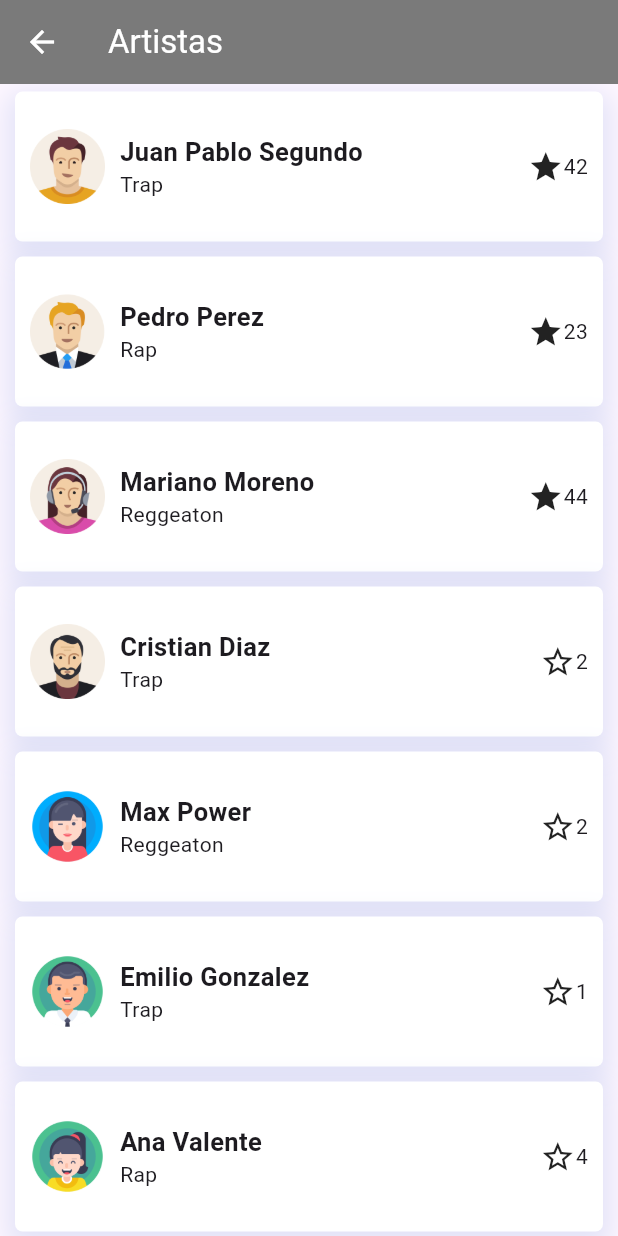
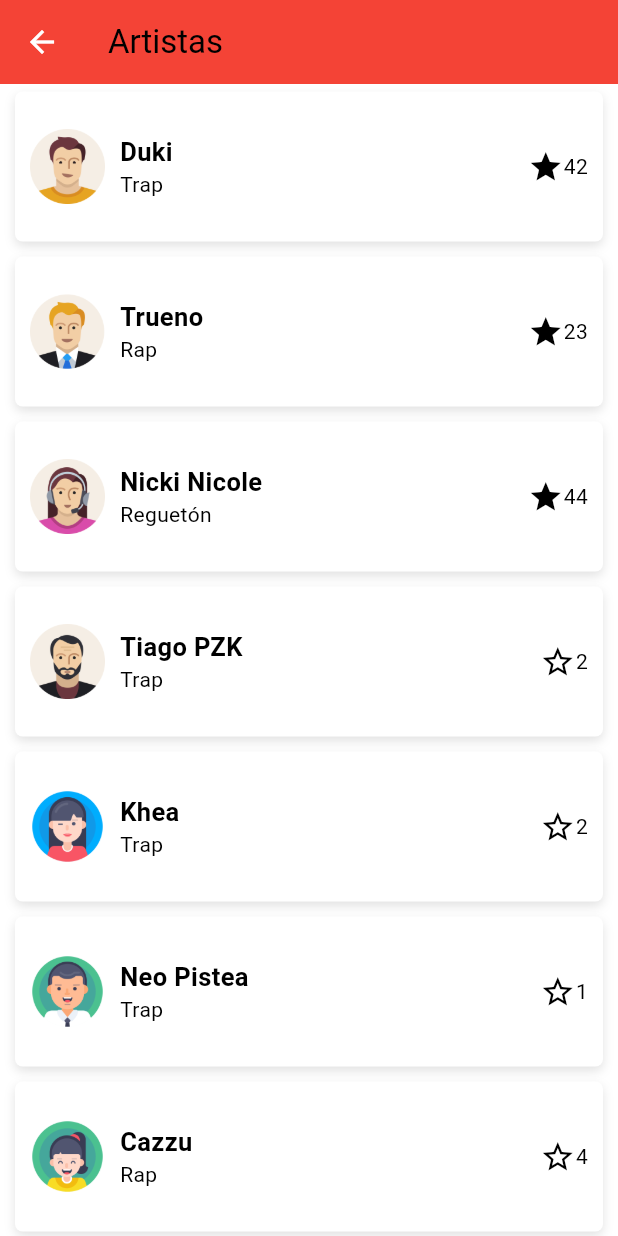
Before and after one commit to ublan/flutter_labo_4, a Flutter app: the ArtistasScreen screen opened by its route, on a phone screen of 412 x 824 dp. Run offline on Flutter 3.47's test engine with Material 3 defaults, Android fonts, the light colour scheme and no system bars.

Commit message:
cambios en el dark mode

```diff
--- a/lib/mocks/artistas_mock.dart
+++ b/lib/mocks/artistas_mock.dart
@@ -1,61 +1,51 @@
-const List categorias = ['Trap', 'Rap', 'Reggeaton'];
+const List categorias = ['Trap', 'Rap', 'Reguetón'];
 
 const List elements = [
-  ['avatar1', 'Juan Pablo Segundo', 'Trap', 42, true],
-  ['avatar2', 'Pedro Perez', 'Rap', 23, true],
-  ['avatar3', 'Mariano Moreno', 'Reggeaton', 44, true],
-  ['avatar4', 'Cristian Diaz', 'Trap', 2, false],
-  ['avatar5', 'Max Power', 'Reggeaton', 2, false],
-  ['avatar6', 'Emilio Gonzalez', 'Trap', 1, false],
-  ['avatar7', 'Ana Valente', 'Rap', 4, false],
-  ['avatar8', 'Maria Sanz', 'Trap', 4, false],
-  ['avatar9', 'Sebastian Gañan', 'Reggeaton', 52, false],
-  ['avatar10', 'Nando Fernandez', 'Rap', 6, false],
-  ['avatar11', 'Carla Massei', 'Trap', 7, false],
-  ['avatar12', 'Lara Tomasso', 'Reggeaton', 21, false],
-  ['avatar13', 'Carlos Schwindt', 'Trap', 9, false],
-  ['avatar4', 'Jose Fernandez', 'Rap', 34, true],
-  ['avatar5', 'Sofia Martinez', 'Trap', 27, true],
-  ['avatar6', 'Ricardo Salgado', 'Reggeaton', 5, false],
-  ['avatar7', 'Lucia Guzman', 'Rap', 12, true],
-  ['avatar8', 'Andres Peña', 'Trap', 8, false],
-  ['avatar9', 'Laura Saenz', 'Rap', 15, false],
-  ['avatar10', 'Rodrigo Astorga', 'Reggeaton', 9, false],
-  ['avatar1', 'Julieta Vidal', 'Trap', 18, true],
-  ['avatar2', 'Federico Lopez', 'Reggeaton', 33, true],
-  ['avatar3', 'Paola Rojas', 'Trap', 5, false],
-  ['avatar4', 'Sergio Quintana', 'Rap', 6, false],
-  ['avatar5', 'Lorena Gallardo', 'Trap', 3, false],
-  ['avatar6', 'Mario Torres', 'Reggeaton', 21, true],
-  ['avatar7', 'Rosa Flores', 'Trap', 14, false],
-  ['avatar8', 'Francisco Nunez', 'Rap', 19, false],
-  ['avatar9', 'Gabriela Sanchez', 'Reggeaton', 7, false],
-  ['avatar10', 'Raul Morales', 'Trap', 23, true],
-  ['avatar11', 'Monica Salinas', 'Rap', 3, false],
-  ['avatar12', 'Adrian Rosas', 'Reggeaton', 26, true],
-  ['avatar13', 'Clara Espinoza', 'Trap', 4, false],
-  ['avatar4', 'Damian Pacheco', 'Rap', 13, true],
-  ['avatar5', 'Carmen Suarez', 'Trap', 22, true],
-  ['avatar6', 'Luis Ibanez', 'Reggeaton', 25, true],
-  ['avatar7', 'Eugenia Perez', 'Rap', 11, false],
-  ['avatar8', 'Oscar Garcia', 'Trap', 2, false],
-  ['avatar9', 'Marcela Alvarez', 'Reggeaton', 41, true],
-  ['avatar10', 'Ignacio Campos', 'Trap', 9, false],
-  ['avatar11', 'Natalia Rivero', 'Rap', 6, false],
-  ['avatar12', 'Diego Carvajal', 'Trap', 16, false],
-  ['avatar13', 'Susana Beltran', 'Reggeaton', 28, true],
-  ['avatar4', 'Gustavo Aranda', 'Trap', 1, false],
-  ['avatar5', 'Victoria Rocha', 'Rap', 27, true],
-  ['avatar6', 'Mauricio Gomez', 'Trap', 5, false],
-  ['avatar7', 'Isabel Meza', 'Rap', 2, false],
-  ['avatar8', 'Felipe Campos', 'Reggeaton', 29, true],
-  ['avatar9', 'Alejandra Lara', 'Trap', 18, false],
-  ['avatar10', 'Fernando Jara', 'Rap', 33, true],
-  ['avatar11', 'Carolina Ortiz', 'Reggeaton', 10, false],
-  ['avatar12', 'Armando Romero', 'Trap', 8, false],
-  ['avatar13', 'Andrea Rivas', 'Rap', 14, false],
-  ['avatar4', 'Hector Tapia', 'Reggeaton', 5, false],
-  ['avatar5', 'Luciana Verdugo', 'Trap', 2, false],
-  ['avatar6', 'Emmanuel Reyes', 'Rap', 40, true],
-  ['avatar7', 'Tamara Vidal', 'Reggeaton', 13, true],
+  ['avatar1', 'Duki', 'Trap', 42, true],
+  ['avatar2', 'Trueno', 'Rap', 23, true],
+  ['avatar3', 'Nicki Nicole', 'Reguetón', 44, true],
+  ['avatar4', 'Tiago PZK', 'Trap', 2, false],
+  ['avatar5', 'Khea', 'Trap', 2, false],
+  ['avatar6', 'Neo Pistea', 'Trap', 1, false],
+  ['avatar7', 'Cazzu', 'Rap', 4, false],
+  ['avatar8', 'L-Gante', 'Rap', 4, false],
+  ['avatar9', 'Ecko', 'Reguetón', 52, false],
+  ['avatar10', 'Lit Killah', 'Rap', 6, false],
+  ['avatar11', 'Maria Becerra', 'Trap', 7, false],
+  ['avatar12', 'Emilia', 'Reguetón', 21, false],
+  ['avatar13', 'FMK', 'Trap', 9, false],
+  ['avatar4', 'Rusherking', 'Rap', 34, true],
+  ['avatar5', 'Bizarrap', 'Trap', 27, true],
+  ['avatar6', 'Dillom', 'Reguetón', 5, false],
+  ['avatar7', 'Wos', 'Rap', 12, true],
+  ['avatar8', 'Ysy A', 'Trap', 8, false],
+  ['avatar9', 'Kodigo', 'Rap', 15, false],
+  ['avatar10', 'Seven Kayne', 'Reguetón', 9, false],
+  ['avatar1', 'Bhavi', 'Trap', 18, true],
+  ['avatar2', 'Zaramay', 'Reguetón', 33, true],
+  ['avatar3', 'Emanero', 'Trap', 5, false],
+  ['avatar4', 'Replik', 'Rap', 6, false],
+  ['avatar5', 'Paco Amoroso', 'Trap', 3, false],
+  ['avatar6', 'C.R.O', 'Rap', 21, true],
+  ['avatar7', 'Tobias', 'Trap', 14, false],
+  ['avatar8', 'Dante Spinetta', 'Rap', 19, false],
+  ['avatar9', 'Stuart', 'Rap', 7, false],
+  ['avatar10', 'Lucho SSJ', 'Trap', 23, true],
+  ['avatar11', 'Blunted Vato', 'Trap', 3, false],
+  ['avatar12', 'Klan', 'Rap', 26, true],
+  ['avatar13', 'Clan', 'Trap', 4, false],
+  ['avatar4', 'MP', 'Rap', 13, true],
+  ['avatar5', 'Cruzando el Charco', 'Reguetón', 22, true],
+  ['avatar6', 'Papo MC', 'Rap', 25, true],
+  ['avatar7', 'Dtoke', 'Rap', 11, false],
+  ['avatar8', 'Eladio Carrión', 'Trap', 2, false],
+  ['avatar9', 'Emanero', 'Reguetón', 41, true],
+  ['avatar10', 'Miranda', 'Reguetón', 9, false],
+  ['avatar11', 'Manuel Turizo', 'Rap', 6, false],
+  ['avatar12', 'Lunay', 'Trap', 16, false],
+  ['avatar4', 'TINI', 'Reguetón', 1, false],
+  ['avatar5', 'Julián', 'Rap', 27, true],
+  ['avatar6', 'Galvaná', 'Trap', 5, false],
+  ['avatar8', 'Bizarzo', 'Reguetón', 29, true],
+  ['avatar9', 'Marciano', 'Reguetón', 18, false],
 ];
--- a/lib/screens/artistas_screen.dart
+++ b/lib/screens/artistas_screen.dart
@@ -1,4 +1,3 @@
-import 'dart:developer';
 import 'package:flutter/material.dart';
 import 'package:flutter_guide_2024/mocks/artistas_mock.dart' show elements;
 
@@ -7,9 +6,17 @@ class ArtistasScreen extends StatelessWidget {
 
   @override
   Widget build(BuildContext context) {
+    final cardColor = Theme.of(context).cardColor;
+    final textColor = Theme.of(context).textTheme.bodyLarge!.color;
+    final iconColor = Theme.of(context).iconTheme.color;
+
     return Scaffold(
       appBar: AppBar(
-        title: Text('Artistas'),
+        title: Text(
+          'Artistas',
+          style: TextStyle(color: textColor),
+        ),
+        backgroundColor: Theme.of(context).appBarTheme.backgroundColor,
       ),
       body: ListView.builder(
         physics: const BouncingScrollPhysics(),
@@ -23,7 +30,7 @@ class ArtistasScreen extends StatelessWidget {
                     'name': elements[index][1],
                     'genre': elements[index][2],
                     'listeners': elements[index][3],
-                    'ranking': elements[index][4],
+                    'verificado': elements[index][4],
                   });
             },
             child: Container(
@@ -31,14 +38,14 @@ class ArtistasScreen extends StatelessWidget {
               margin: const EdgeInsets.symmetric(horizontal: 10, vertical: 5),
               padding: const EdgeInsets.all(10),
               decoration: BoxDecoration(
-                color: Colors.white,
+                color: cardColor,
                 borderRadius: BorderRadius.circular(5),
-                boxShadow: const [
+                boxShadow: [
                   BoxShadow(
-                      color: Color.fromARGB(31, 22, 78, 189),
-                      blurRadius: 15,
-                      spreadRadius: 5,
-                      offset: Offset(0, 6))
+                    color: Colors.grey.withOpacity(0.3),
+                    blurRadius: 5,
+                    offset: const Offset(0, 3),
+                  ),
                 ],
               ),
               child: Row(
@@ -56,17 +63,30 @@ class ArtistasScreen extends StatelessWidget {
                       children: [
                         Text(
                           elements[index][1],
-                          style: const TextStyle(
-                              fontSize: 17, fontWeight: FontWeight.bold),
+                          style: TextStyle(
+                            fontSize: 17,
+                            fontWeight: FontWeight.bold,
+                            color: textColor,
+                          ),
                         ),
-                        Text(elements[index][2]),
+                        Text(
+                          elements[index][2],
+                          style: TextStyle(
+                            fontSize: 14,
+                            color: textColor,
+                          ),
+                        ),
                       ],
                     ),
                   ),
                   Icon(
                     elements[index][4] ? Icons.star : Icons.star_border_outlined,
+                    color: iconColor,
                   ),
-                  Text(elements[index][3].toString())
+                  Text(
+                    elements[index][3].toString(),
+                    style: TextStyle(color: textColor),
+                  ),
                 ],
               ),
             ),
--- a/lib/screens/artistas_screen_item.dart
+++ b/lib/screens/artistas_screen_item.dart
@@ -7,21 +7,30 @@ class ArtistasScreenItem extends StatelessWidget {
   Widget build(BuildContext context) {
     final args = ModalRoute.of(context)!.settings.arguments as Map<String, dynamic>;
 
+    final backgroundColor = Theme.of(context).scaffoldBackgroundColor;
+    final cardColor = Theme.of(context).cardColor;
+    final textColor = Theme.of(context).textTheme.bodyLarge!.color;
+    final iconColor = Theme.of(context).iconTheme.color;
+
     return Scaffold(
       appBar: AppBar(
-        title: Text(args['name']),
+        title: Text(
+          args['name'],
+          style: TextStyle(color: textColor),
         ),
+      ),
+      backgroundColor: backgroundColor,
       body: Column(
         crossAxisAlignment: CrossAxisAlignment.start,
         children: [
           Container(
             width: double.infinity,
             height: 250,
-            color: Colors.grey[300],
+            color: cardColor,
             child: Center(
               child: Text(
                 'Imagen del Artista',
-                style: TextStyle(fontSize: 20, color: Colors.black54),
+                style: TextStyle(fontSize: 20, color: textColor),
               ),
             ),
           ),
@@ -30,33 +39,39 @@ class ArtistasScreenItem extends StatelessWidget {
             child: Column(
               crossAxisAlignment: CrossAxisAlignment.start,
               children: [
+                Container(
+                  padding: const EdgeInsets.all(16),
+                  color: cardColor,
+                  child: Column(
+                    crossAxisAlignment: CrossAxisAlignment.start,
+                    children: [
                       Text(
                         args['name'],
-                  style: TextStyle(fontSize: 28, fontWeight: FontWeight.bold),
+                        style: TextStyle(fontSize: 28, fontWeight: FontWeight.bold, color: textColor),
                       ),
                       const SizedBox(height: 8),
                       Text(
                         '${args['listeners']} oyentes mensuales',
-                  style: TextStyle(fontSize: 16, color: Colors.grey[600]),
+                        style: TextStyle(fontSize: 16, color: textColor),
                       ),
                       const SizedBox(height: 8),
                       Text(
-                  '${args['ranking']} en el mundo',
+                        args['verificado'] ? 'Verificado' : '',
                         style: TextStyle(fontSize: 16, color: Colors.blue),
                       ),
                       const SizedBox(height: 16),
                       Text(
                         '${args['genre']} 100%',
-                  style: TextStyle(fontSize: 18, fontWeight: FontWeight.bold),
+                        style: TextStyle(fontSize: 18, fontWeight: FontWeight.bold, color: textColor),
                       ),
                       const SizedBox(height: 16),
                       Row(
                         children: [
-                    Icon(Icons.account_circle, size: 40),
+                          Icon(Icons.account_circle, size: 40, color: iconColor),
                           const SizedBox(width: 8),
                           Text(
                             'Publicado por ${args['name']}',
-                      style: TextStyle(fontSize: 14, color: Colors.grey[600]),
+                            style: TextStyle(fontSize: 14, color: textColor),
                           ),
                         ],
                       ),
@@ -64,10 +79,13 @@ class ArtistasScreenItem extends StatelessWidget {
                       Row(
                         mainAxisAlignment: MainAxisAlignment.spaceEvenly,
                         children: [
-                    Icon(Icons.alternate_email, size: 30),
-                    Icon(Icons.camera_alt, size: 30),
-                    Icon(Icons.facebook, size: 30),
+                          Icon(Icons.alternate_email, size: 30, color: iconColor),
+                          Icon(Icons.camera_alt, size: 30, color: iconColor),
+                          Icon(Icons.facebook, size: 30, color: iconColor),
                         ],
+                      ),
+                    ],
+                  ),
                 ),
               ],
             ),
--- a/lib/themes/default_theme.dart
+++ b/lib/themes/default_theme.dart
@@ -2,46 +2,34 @@ import 'package:flutter/material.dart';
 
 class DefaultTheme {
   static const Color primary = Colors.red;
-  static const Color secondary = Colors.grey;
-  static final Color primaryHover = Colors.red.shade600;
 
   static final ThemeData lightTheme = ThemeData.light().copyWith(
-      primaryColor: Colors.amber,
-      appBarTheme: AppBarTheme(
-          backgroundColor: Color.fromARGB(255, 122, 122, 122), foregroundColor: Colors.white),
-      elevatedButtonTheme: ElevatedButtonThemeData(
-          style: TextButton.styleFrom(
-              backgroundColor: primary, foregroundColor: Colors.white)),
-      textButtonTheme: TextButtonThemeData(
-          style: TextButton.styleFrom(
-              backgroundColor: secondary, foregroundColor: Colors.white)),
-      floatingActionButtonTheme: FloatingActionButtonThemeData(
-        backgroundColor: primary,
-        foregroundColor: Colors.white,
-      ),
-      listTileTheme: ListTileThemeData(iconColor: primary),
-      /* switchTheme: SwitchThemeData(), */
-      inputDecorationTheme: InputDecorationTheme(
-          floatingLabelStyle: TextStyle(color: primary),
-          enabledBorder: OutlineInputBorder(
-            borderRadius: BorderRadius.circular(10),
-            borderSide: BorderSide(color: primary),
-          ),
-          focusedBorder: OutlineInputBorder(
-            borderRadius: BorderRadius.circular(10),
-            borderSide: BorderSide(color: primary),
-          ),
-          border: OutlineInputBorder(
-            borderRadius: BorderRadius.circular(10),
-          )));
+    primaryColor: Colors.amber,
+    appBarTheme: const AppBarTheme(
+      backgroundColor: Colors.red,
+      foregroundColor: Colors.white,
+    ),
+    scaffoldBackgroundColor: Colors.white,
+    cardColor: Colors.white,
+    textTheme: const TextTheme(
+      bodyLarge: TextStyle(color: Colors.black),
+      bodyMedium: TextStyle(color: Colors.black),
+    ),
+    iconTheme: const IconThemeData(color: Colors.black),
+  );
 
   static final ThemeData darkTheme = ThemeData.dark().copyWith(
     primaryColor: Colors.greenAccent,
-    appBarTheme:
-        AppBarTheme(backgroundColor: Colors.red, foregroundColor: Colors.white),
-    floatingActionButtonTheme: FloatingActionButtonThemeData(
-      backgroundColor: primary,
+    appBarTheme: const AppBarTheme(
+      backgroundColor: Colors.red,
       foregroundColor: Colors.white,
     ),
+    scaffoldBackgroundColor: Colors.black,
+    cardColor: Colors.black,
+    textTheme: const TextTheme(
+      bodyLarge: TextStyle(color: Colors.white),
+      bodyMedium: TextStyle(color: Colors.white),
+    ),
+    iconTheme: const IconThemeData(color: Colors.white),
   );
 }
```
Lines whose indentation alone changed are shown as unchanged.
